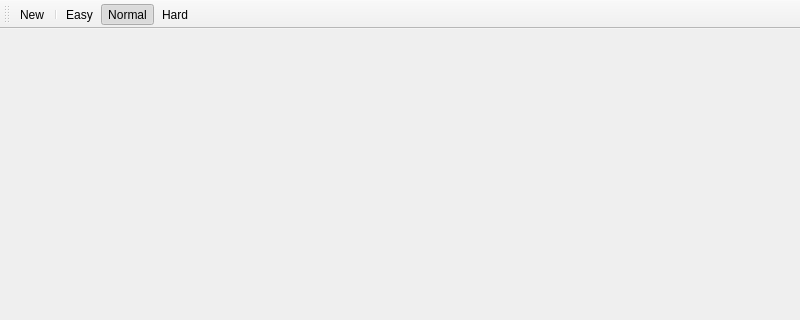
Before: the Qt Designer form src/mainwindow.ui in MichaelStraube/qflood, drawn with Qt 5; both pictures show x 0 to 800 and y 0 to 320 of the 800 by 600 pixel window.
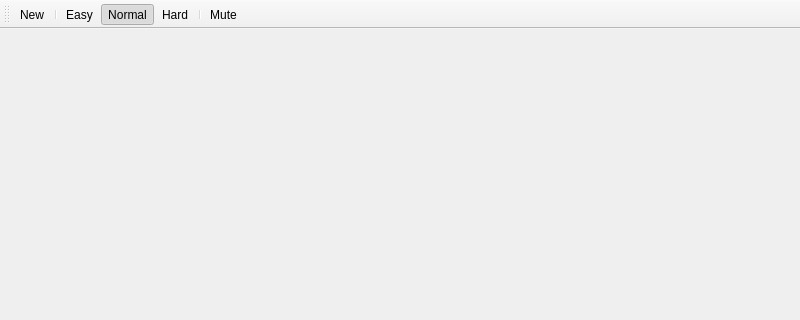
After: the same form once the commit is applied.

Commit message: Add mute button

```diff
--- a/src/mainwindow.ui
+++ b/src/mainwindow.ui
@@ -44,6 +44,8 @@
    <addaction name="actionEasy"/>
    <addaction name="actionNormal"/>
    <addaction name="actionHard"/>
+   <addaction name="separator"/>
+   <addaction name="actionMute"/>
   </widget>
   <action name="actionNew">
    <property name="text">
@@ -77,6 +79,11 @@
     <string>Hard</string>
    </property>
   </action>
+  <action name="actionMute">
+   <property name="text">
+    <string>Mute</string>
+   </property>
+  </action>
  </widget>
  <resources/>
  <connections/>
```
The commit also changes 2 other files.
